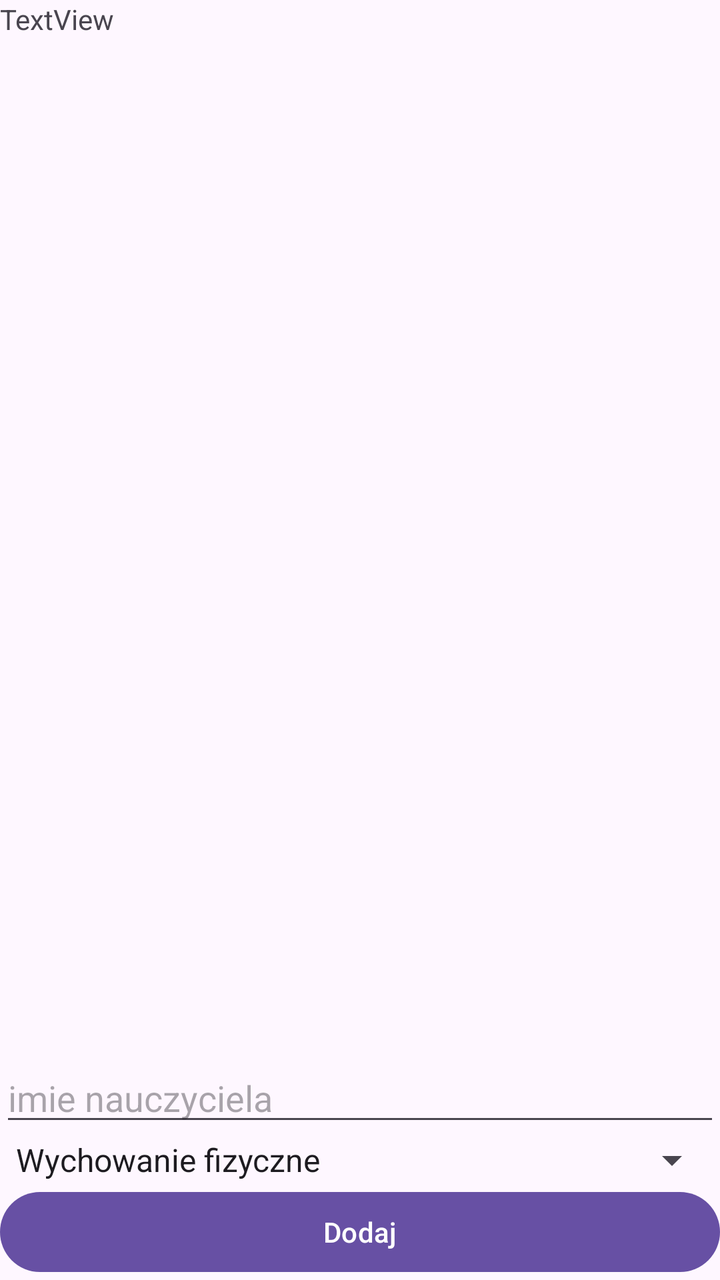
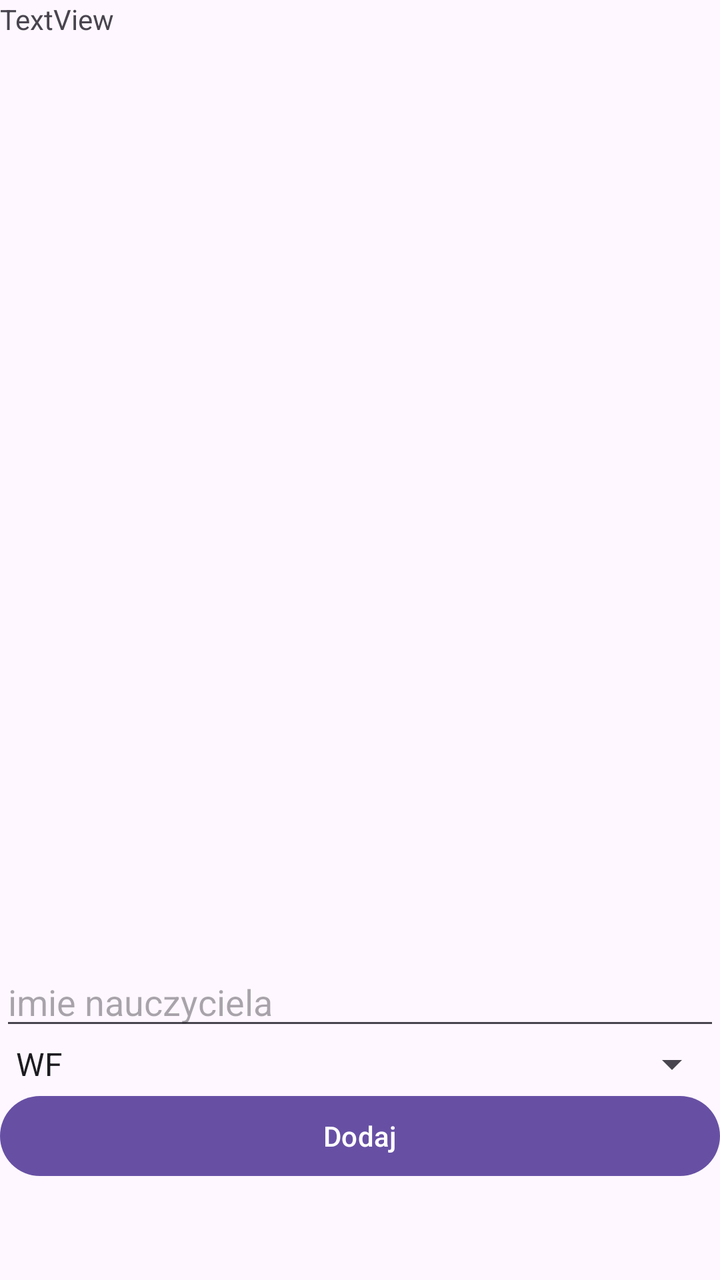

Two renders of the same Android screen: before a commit and after it. Below are the layout's source before the change and the commit's diff.
<!-- AndroidManifest.xml: application theme Theme.RoomBazaDanych -->
<!-- res/layout/activity_main.xml -->
<?xml version="1.0" encoding="utf-8"?>
<LinearLayout xmlns:android="http://schemas.android.com/apk/res/android"
    xmlns:app="http://schemas.android.com/apk/res-auto"
    xmlns:tools="http://schemas.android.com/tools"
    android:id="@+id/main"
    android:layout_width="match_parent"
    android:layout_height="match_parent"
    android:orientation="vertical"
    tools:context=".MainActivity" >

    <TextView
        android:id="@+id/textView"
        android:layout_width="match_parent"
        android:layout_height="wrap_content"
        android:text="TextView" />

    <ListView
        android:id="@+id/listView"
        android:layout_width="match_parent"
        android:layout_height="wrap_content"
        android:layout_weight="1"
        />

    <EditText
        android:id="@+id/editTextText2"
        android:layout_width="match_parent"
        android:layout_height="wrap_content"
        android:ems="10"
        android:inputType="text"
        android:hint="imie nauczyciela" />

    <Spinner
        android:id="@+id/spinner"
        android:layout_width="match_parent"
        android:layout_height="wrap_content"
        android:entries="@array/przedmioty"
        />

    <Button
        android:id="@+id/button"
        android:layout_width="match_parent"
        android:layout_height="wrap_content"
        android:text="Dodaj" />
</LinearLayout>
<!-- resources referenced by this layout -->
<resources>
  <string-array name="przedmioty">
          <item>Wychowanie fizyczne</item>
          <item>jezyk polski</item>
          <item>jezyk angielski</item>
          <item>biologia</item>
          <item>fizyka</item>
          <item>chemia</item>
          <item>geografia</item>
      </string-array>
  <style name="Theme.RoomBazaDanych" parent="Base.Theme.RoomBazaDanych" />
  <style name="Base.Theme.RoomBazaDanych" parent="Theme.Material3.DayNight.NoActionBar">
          
          
      </style>
</resources>

<!-- the commit's change to res/layout/activity_main.xml (unified diff, before → after) -->
@@ -41,4 +41,10 @@
         android:layout_width="match_parent"
         android:layout_height="wrap_content"
         android:text="Dodaj" />
+    <Button
+        android:id="@+id/buttonAktualizuj"
+        android:layout_width="match_parent"
+        android:layout_height="wrap_content"
+        android:visibility="invisible"
+        android:text="Zaktualizuj" />
 </LinearLayout>
<!-- resource entries referenced after the edit -->
@@ -1,13 +1,13 @@
 <!-- resources referenced by this layout -->
 <resources>
   <string-array name="przedmioty">
-          <item>Wychowanie fizyczne</item>
-          <item>jezyk polski</item>
-          <item>jezyk angielski</item>
-          <item>biologia</item>
+          <item>WF</item>
+          <item>plastyka</item>
+          <item>informatyka</item>
+          <item>programowanie</item>
           <item>fizyka</item>
-          <item>chemia</item>
-          <item>geografia</item>
+          <item>angielski</item>
+          <item>polski</item>
       </string-array>
   <style name="Theme.RoomBazaDanych" parent="Base.Theme.RoomBazaDanych" />
   <style name="Base.Theme.RoomBazaDanych" parent="Theme.Material3.DayNight.NoActionBar">
